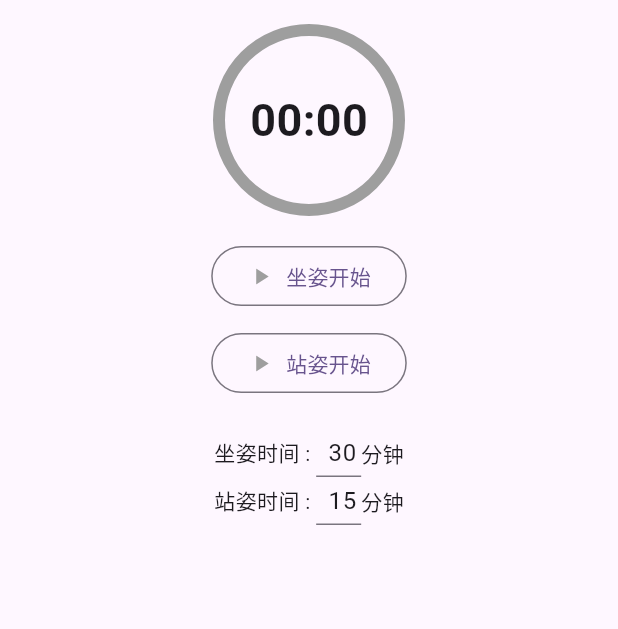
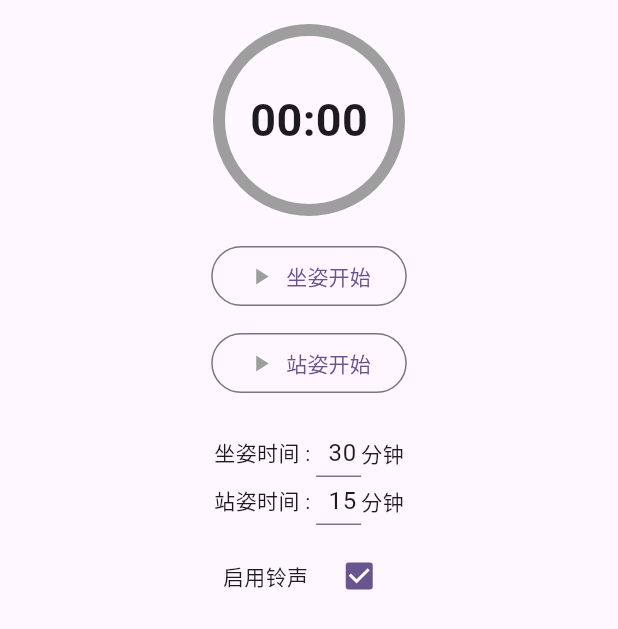
Before and after one commit to jianyongren/health_care_alarm, a Flutter app: the screen it shows after launch, on a phone screen of 412 x 824 dp. Shown: the top 629 px of the screen. Run offline on Flutter 3.47's test engine with Material 2 defaults, Android fonts, the phone set to English and light mode, and no system bars; our stand-ins replace audioplayers, shared_preferences; missing offline and left inert: local_notifier.

Commit message:
支持关闭铃声；解决站姿和坐姿时间相同导致倒计时无法更新的问题；

```diff
--- a/lib/main.dart
+++ b/lib/main.dart
@@ -37,6 +37,7 @@ class MyHomePage extends StatefulWidget {
 
 const String _prefSittingMinutesName = 'sitting_minutes';
 const String _prefStandingMinutesName = 'standing_minutes';
+const String _prefEnableBellName = 'enable_bell';
 
 class _MyHomePageState extends State<MyHomePage> {
   AudioPlayer? _player;
@@ -45,6 +46,7 @@ class _MyHomePageState extends State<MyHomePage> {
   int _sittingMinutes = 30;
   int _standMinutes = 15;
   SharedPreferences? _prefs;
+  bool _enableBell = true;
 
   @override
   void initState() {
@@ -55,6 +57,7 @@ class _MyHomePageState extends State<MyHomePage> {
         _sittingMinutes =
             prefs.getInt(_prefSittingMinutesName) ?? _sittingMinutes;
         _standMinutes = prefs.getInt(_prefStandingMinutesName) ?? _standMinutes;
+        _enableBell = prefs.getBool(_prefEnableBellName) ?? true;
       });
     });
   }
@@ -62,10 +65,6 @@ class _MyHomePageState extends State<MyHomePage> {
   @override
   Widget build(BuildContext context) {
     return Scaffold(
-      // appBar: AppBar(
-      //   backgroundColor: Theme.of(context).colorScheme.inversePrimary,
-      //   title: Text(widget.title),
-      // ),
       body: Center(
         child: Column(
           mainAxisAlignment: MainAxisAlignment.start,
@@ -74,6 +73,8 @@ class _MyHomePageState extends State<MyHomePage> {
               height: 20,
             ),
             TimerWidget(
+              //当站姿和坐姿时间相同时会导致无法更新，所以添加key
+              key: Key(_isSitting ? 'heal_care_sitting' : 'heal_care_standing'),
               seconds: _isStart
                   ? (_isSitting ? _sittingMinutes * 60 : _standMinutes * 60)
                   : 0,
@@ -162,6 +163,29 @@ class _MyHomePageState extends State<MyHomePage> {
             const SizedBox(
               height: 10,
             ),
+            Row(
+              mainAxisSize: MainAxisSize.min,
+              mainAxisAlignment: MainAxisAlignment.start,
+              crossAxisAlignment: CrossAxisAlignment.center,
+              children: [
+                const Text(
+                  '启用铃声',
+                ),
+                const SizedBox(
+                  width: 10,
+                ),
+                Checkbox(
+                    value: _enableBell,
+                    onChanged: (value) {
+                      if (value != null) {
+                        setState(() {
+                          _enableBell = value;
+                          _prefs?.setBool(_prefEnableBellName, value);
+                        });
+                      }
+                    }),
+              ],
+            ),
           ],
         ),
       ),
@@ -200,12 +224,15 @@ class _MyHomePageState extends State<MyHomePage> {
 
   //参考资料：https://blog.csdn.net/yikezhuixun/article/details/130660544
   void _playAlarmMusic() async {
-    if (_player == null) {
+    if (_enableBell && _player == null) {
       AudioPlayer player = AudioPlayer();
       _player = player;
       await player.setSource(AssetSource('alarm_music.mp3'));
       player.setReleaseMode(ReleaseMode.loop);
       await player.resume();
+      Future.delayed(const Duration(minutes: 2), () {
+        _stopAlarmMusic();
+      });
     }
   }
 
@@ -249,6 +276,9 @@ class _MyHomePageState extends State<MyHomePage> {
           break;
         case LocalNotificationCloseReason.timedOut:
           // do something
+          if (_isStart) {
+            _notify();
+          }
           break;
         default:
       }
```
Also changed, not shown: docs/images/img_app.png.
